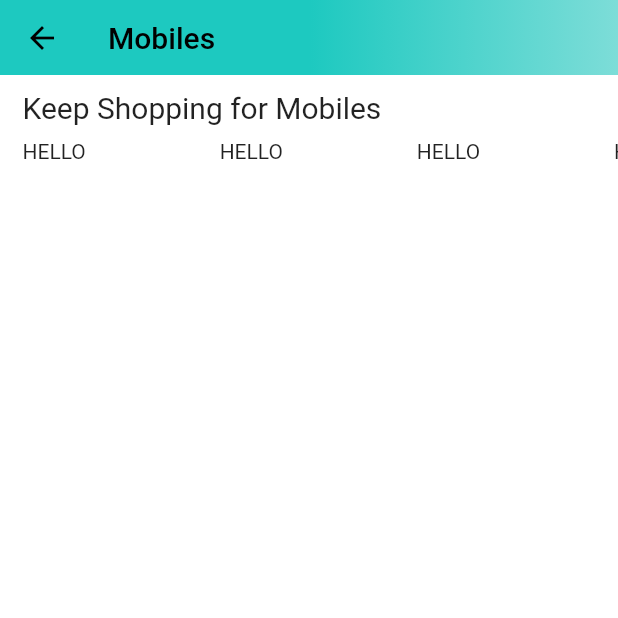
After one commit to abhiuday2510/Amazon_clone, a Flutter app: the HomeScreen screen opened by its route, after a tap on "Mobiles", on a phone screen of 412 x 824 dp, the top half of it. The commit adds this screen. Run offline on Flutter 3.47's test engine with Material 2 defaults, Android fonts, the phone set to English and light mode, and no system bars; our stand-ins replace badges, carousel_slider, dotted_border, file_picker, shared_preferences; missing offline and left inert: cloudinary_public; accounts and stored records are empty; network calls fail.

Commit message:
makes top categories clickable

```diff
--- /dev/null
+++ b/lib/features/home/screens/category_deals_screen.dart
@@ -0,0 +1,63 @@
+import 'package:flutter/material.dart';
+
+import '../../../constants/global_variables.dart';
+
+class CategoryDealsScreen extends StatefulWidget {
+  static const String routeName = '/category-deals';
+  final String category;
+  const CategoryDealsScreen({super.key, required this.category});
+
+  @override
+  State<CategoryDealsScreen> createState() => _CategoryDealsScreenState();
+}
+
+class _CategoryDealsScreenState extends State<CategoryDealsScreen> {
+  @override
+  Widget build(BuildContext context) {
+    return Scaffold(
+      appBar: PreferredSize(
+        preferredSize: const Size.fromHeight(50),
+        child: AppBar(
+          //we are using flexible space so that we can add a linear gradient here and by default appbar doest have any proerty to add linear gradient
+          flexibleSpace: Container(
+            decoration: const BoxDecoration(
+              gradient: GlobalVariables.appBarGradient,
+            ),
+          ),
+          title: Text(
+            widget.category,
+            style: const TextStyle(color: Colors.black),
+          ),
+        ),
+      ),
+      body: Column(
+        children: [
+          Container(
+            padding: const EdgeInsets.symmetric(horizontal: 15, vertical: 10),
+            alignment: Alignment.topLeft,
+            child: Text(
+              'Keep Shopping for ${widget.category}',
+              style: const TextStyle(fontSize: 20),
+            ),
+          ),
+          SizedBox(
+            height: 170,
+            //same as in the admin screen
+            child: GridView.builder(
+              scrollDirection: Axis.horizontal,
+              padding: const EdgeInsets.only(left: 15),
+              itemCount: 10,
+              gridDelegate: const SliverGridDelegateWithFixedCrossAxisCount(
+                  crossAxisCount: 1,
+                  childAspectRatio: 1.4,
+                  mainAxisSpacing: 10),
+              itemBuilder: (context, index) {
+                return Text('HELLO');
+              },
+            ),
+          )
+        ],
+      ),
+    );
+  }
+}
--- a/lib/features/home/widgets/top_categories.dart
+++ b/lib/features/home/widgets/top_categories.dart
@@ -1,8 +1,15 @@
 import 'package:amazon_clone/constants/global_variables.dart';
+import 'package:amazon_clone/features/home/screens/category_deals_screen.dart';
 import 'package:flutter/material.dart';
 
 class TopCategories extends StatelessWidget {
   const TopCategories({super.key});
+
+  //we need to provide buildContext since its a stateless widget
+  void navigateToCategoryPage(BuildContext context, String category) {
+    Navigator.pushNamed(context, CategoryDealsScreen.routeName,
+        arguments: category);
+  }
 
   @override
   Widget build(BuildContext context) {
@@ -14,7 +21,10 @@ class TopCategories extends StatelessWidget {
         itemExtent: 75,
         itemCount: GlobalVariables.categoryImages.length,
         itemBuilder: (context, index) {
-          return Column(
+          return GestureDetector(
+            onTap: () => navigateToCategoryPage(
+                context, GlobalVariables.categoryImages[index]['title']!),
+            child: Column(
               children: [
                 Container(
                   padding: const EdgeInsets.symmetric(horizontal: 10),
@@ -31,10 +41,11 @@ class TopCategories extends StatelessWidget {
                 ),
                 Text(
                   GlobalVariables.categoryImages[index]['title']!,
-                style:
-                    const TextStyle(fontSize: 12, fontWeight: FontWeight.w400),
+                  style: const TextStyle(
+                      fontSize: 12, fontWeight: FontWeight.w400),
                 ),
               ],
+            ),
           );
         },
       ),
--- a/lib/router.dart
+++ b/lib/router.dart
@@ -1,6 +1,7 @@
 import 'package:amazon_clone/common/widgets/bottom_bar.dart';
 import 'package:amazon_clone/features/admin/screens/add_product_screen.dart';
 import 'package:amazon_clone/features/auth/screens/auth_screen.dart';
+import 'package:amazon_clone/features/home/screens/category_deals_screen.dart';
 import 'package:amazon_clone/features/home/screens/home_screen.dart';
 import 'package:flutter/material.dart';
 
@@ -18,6 +19,12 @@ Route<dynamic> generateRoute(RouteSettings routeSettings) {
     case AddProductsScreen.routeName:
       return MaterialPageRoute(
           settings: routeSettings, builder: (_) => const AddProductsScreen());
+    case CategoryDealsScreen.routeName:
+      //the arguments passed to any routes are done as follows
+      var category = routeSettings.arguments as String;
+      return MaterialPageRoute(
+          settings: routeSettings,
+          builder: (_) => CategoryDealsScreen(category: category));
 
     default:
       return MaterialPageRoute(
```
Also changed, not shown: lib/features/home/services/home_services.dart (added, +46 -0 lines), 1 other file. Lines whose indentation alone changed are shown as unchanged.
